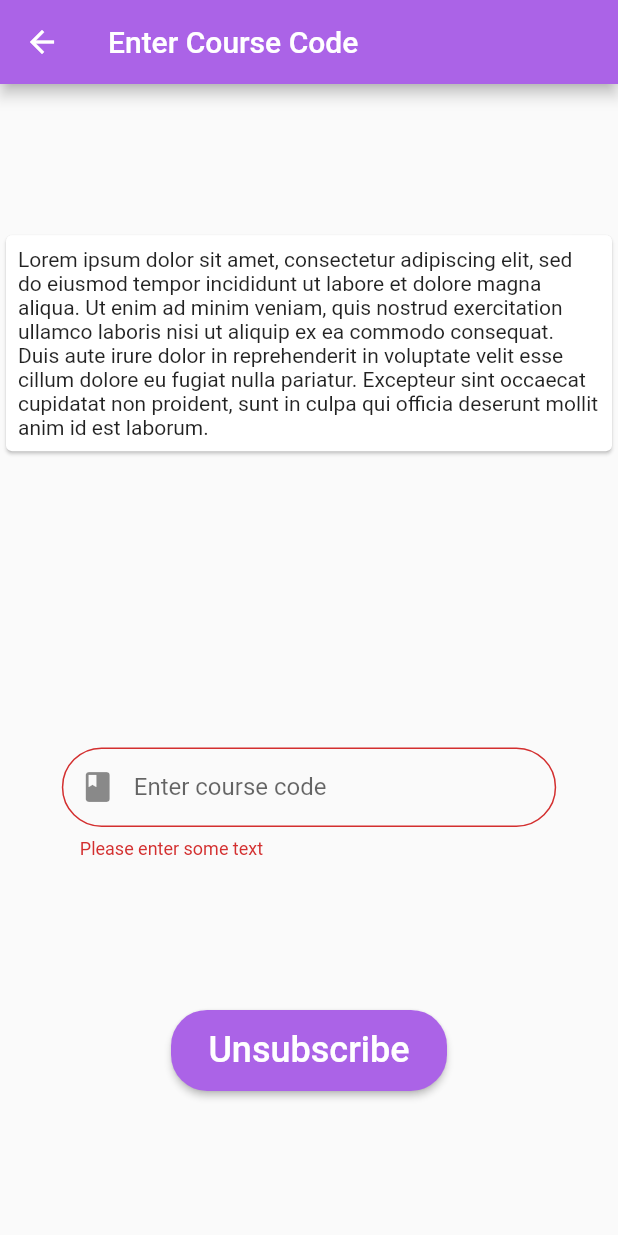
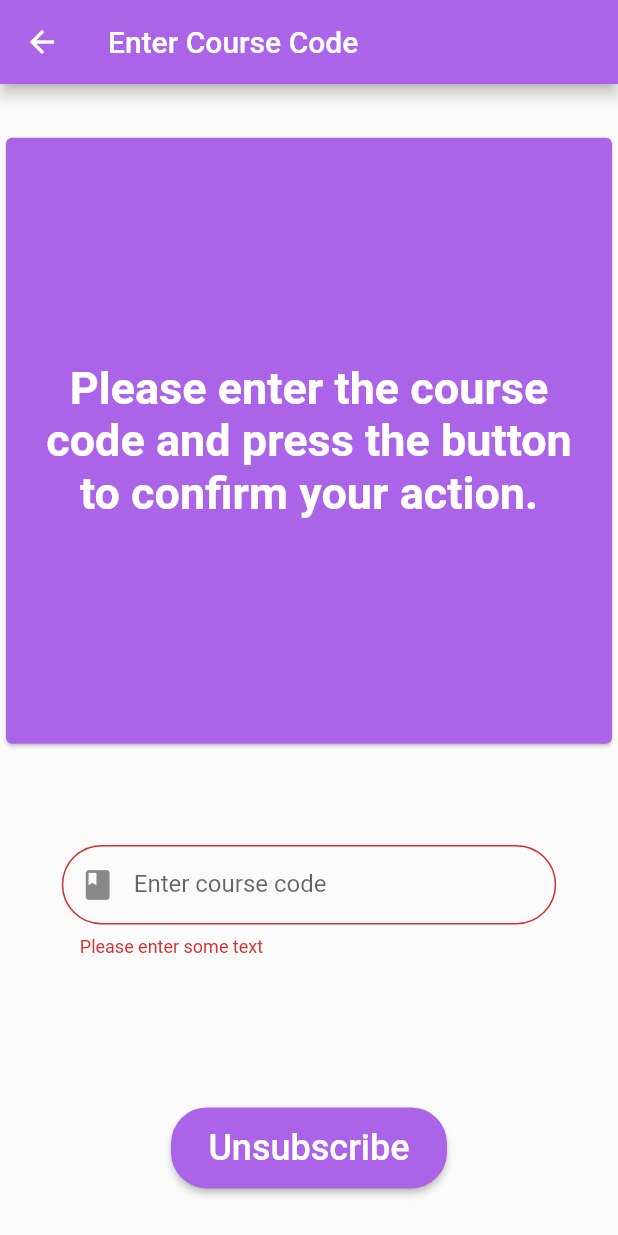
Before and after one commit to EarthLight72100/Jeson-Repository, a Flutter app: the AddCoursePage screen opened by its route, after a tap on "Unsubscribe", on a phone screen of 412 x 824 dp. Run offline on Flutter 3.47's test engine with Material 2 defaults, Android fonts, the light colour scheme and no system bars; our stand-ins replace firebase_auth, firebase_core, firebase_database, font_awesome_flutter, table_calendar; accounts and stored records are empty.

Commit message:
General Bug fixes and Refactoring in preparation for initial publication

```diff
--- a/jeson-new-app-main/lib/Student Screens/add_course.dart
+++ b/jeson-new-app-main/lib/Student Screens/add_course.dart
@@ -40,7 +40,7 @@ class AddCourseState extends State<AddCoursePage> {
   Widget build(BuildContext context) {
     return Scaffold(
       appBar: AppBar(
-        title: Text("Enter Course Code"),
+        title: const Text("Enter Course Code"),
       ),
       body: Center(
         child: Column(
@@ -55,13 +55,24 @@ class AddCourseState extends State<AddCoursePage> {
             //     ),
             //   ),
             // ),
-            Card(
+            SizedBox(
+              height: SizeConfig.blockSizeVertical! * 50,
+              child: const Card(
+                color: Color(0xFFAB63E7),
                 child: Padding(
-                  padding: EdgeInsets.all(8.0),
+                    padding: EdgeInsets.all(16.0),
+                    child: Center(
                       child: Text(
-                    "Lorem ipsum dolor sit amet, consectetur adipiscing elit, sed do eiusmod tempor incididunt ut labore et dolore magna aliqua. Ut enim ad minim veniam, quis nostrud exercitation ullamco laboris nisi ut aliquip ex ea commodo consequat. Duis aute irure dolor in reprehenderit in voluptate velit esse cillum dolore eu fugiat nulla pariatur. Excepteur sint occaecat cupidatat non proident, sunt in culpa qui officia deserunt mollit anim id est laborum.",
+                        "Please enter the course code and press the button to confirm your action.",
                         maxLines: 10,
+                        style: TextStyle(
+                            fontSize: 30,
+                            fontWeight: FontWeight.bold,
+                            color: Colors.white),
+                        textAlign: TextAlign.center,
+                      ),
                     )),
+              ),
             ),
             Form(
               key: _formKey,
@@ -74,12 +85,12 @@ class AddCourseState extends State<AddCoursePage> {
                       height: 75,
                       child: TextFormField(
                         // initialValue: 'Input text',
-                        decoration: InputDecoration(
+                        decoration: const InputDecoration(
                           prefixIcon: Icon(Icons.class_),
                           labelText: 'Enter course code',
                           border: OutlineInputBorder(
                             borderRadius: BorderRadius.all(
-                              const Radius.circular(100.0),
+                              Radius.circular(100.0),
                             ),
                           ),
                         ),
@@ -145,79 +156,85 @@ class AddCourseState extends State<AddCoursePage> {
                   //     },
                   //   ),
 
-                  SizedBox(
+                  const SizedBox(
                     height: 100,
                   ),
 
-                  (_singleton.status == "subscribing") ? SizedBox(
+                  (_singleton.status == "subscribing")
+                      ? SizedBox(
                           height: 54,
                           width: 184,
                           child: ElevatedButton(
                             onPressed: () async {
                               // Respond to button press
                               _singleton.status = "viewing";
-                        print("Subscribing to class $courseCode");
+                              // print("Subscribing to class $courseCode");
                               if (_formKey.currentState!.validate()) {
                                 _formKey.currentState!.save();
 
-                          DatabaseReference ref =
-                            FirebaseDatabase.instance.ref("courses/${courseCode}");
+                                DatabaseReference ref = FirebaseDatabase
+                                    .instance
+                                    .ref("courses/${courseCode}");
                                 DataSnapshot info = await ref.get();
-                          print("Here are the contents: ");
-                          print(info.key);
-                          print(info.value);
+                                // print("Here are the contents: ");
+                                // print(info.key);
+                                // print(info.value);
 
                                 if (info.value != null) {
-                            DatabaseReference mDatabase = FirebaseDatabase.instance.ref();
-                            mDatabase.child(AuthenticationHelper().user.uid).update({"classes": {info.key: info.value}});
-                            Navigator.pop(context);
-                          } else {
-
-                          }
-
-
+                                  DatabaseReference mDatabase =
+                                      FirebaseDatabase.instance.ref();
+                                  mDatabase
+                                      .child(AuthenticationHelper().user.uid)
+                                      .child("classes")
+                                      .update({info.key!: info.value}).then(
+                                          (value) => Navigator.pop(context));
+                                } else {}
                               }
                             },
                             style: ElevatedButton.styleFrom(
-                          backgroundColor: Color(0xFFAB63E7),
-                          shape: RoundedRectangleBorder(
-                              borderRadius:
-                                  BorderRadius.all(Radius.circular(24.0)))),
-                      child: Text(
+                                backgroundColor: const Color(0xFFAB63E7),
+                                shape: const RoundedRectangleBorder(
+                                    borderRadius: BorderRadius.all(
+                                        Radius.circular(24.0)))),
+                            child: const Text(
                               'Subscribe',
                               style: TextStyle(fontSize: 24),
                             ),
                           ),
-                  ) : SizedBox(
+                        )
+                      : SizedBox(
                           height: 54,
                           width: 184,
                           child: ElevatedButton(
                             onPressed: () async {
                               // Respond to button press
                               _singleton.status = "viewing";
-                        print("Unsubscribing from class $courseCode");
+                              // print("Unsubscribing from class $courseCode");
                               if (_formKey.currentState!.validate()) {
                                 _formKey.currentState!.save();
 
                                 DatabaseReference ref =
-                            FirebaseDatabase.instance.ref("${AuthenticationHelper().user.uid}/classes/${courseCode}");
+                                    FirebaseDatabase.instance.ref(
+                                        "${AuthenticationHelper().user.uid}/classes/$courseCode");
                                 DataSnapshot info = await ref.get();
 
                                 if (info.value != null) {
-                            DatabaseReference mDatabase = FirebaseDatabase.instance.ref();
-                            mDatabase.child(AuthenticationHelper().user.uid).update({"classes": {info.key: null}});
-                            Navigator.pop(context);
-                          } else {
-
-                          }
+                                  DatabaseReference mDatabase =
+                                      FirebaseDatabase.instance.ref();
+                                  mDatabase
+                                      .child(AuthenticationHelper().user.uid)
+                                      .child("classes")
+                                      .update({info.key!: null}).then(
+                                          (value) => Navigator.pop(context));
+                                } else {}
                               }
                             },
                             style: ElevatedButton.styleFrom(
-                          backgroundColor: Color(0xFFAB63E7),
-                          shape: RoundedRectangleBorder(
-                              borderRadius:
-                                  BorderRadius.all(Radius.circular(24.0)))),
-                      child: Text(
+                                backgroundColor: const Color(0xFFAB63E7),
+                                shape: const RoundedRectangleBorder(
+                                    borderRadius: BorderRadius.all(
+                                        Radius.circular(24.0)))),
+                            child: const Text(
                               'Unsubscribe',
                               style: TextStyle(fontSize: 24),
                             ),
```
Also changed, not shown: jeson-new-app-main/lib/calendar.dart (+29 -22 lines), jeson-new-app-main/lib/home.dart (+43 -66 lines), jeson-new-app-main/lib/login.dart (+10 -7 lines), jeson-new-app-main/lib/signup.dart (+29 -16 lines). Lines whose indentation alone changed are shown as unchanged.
